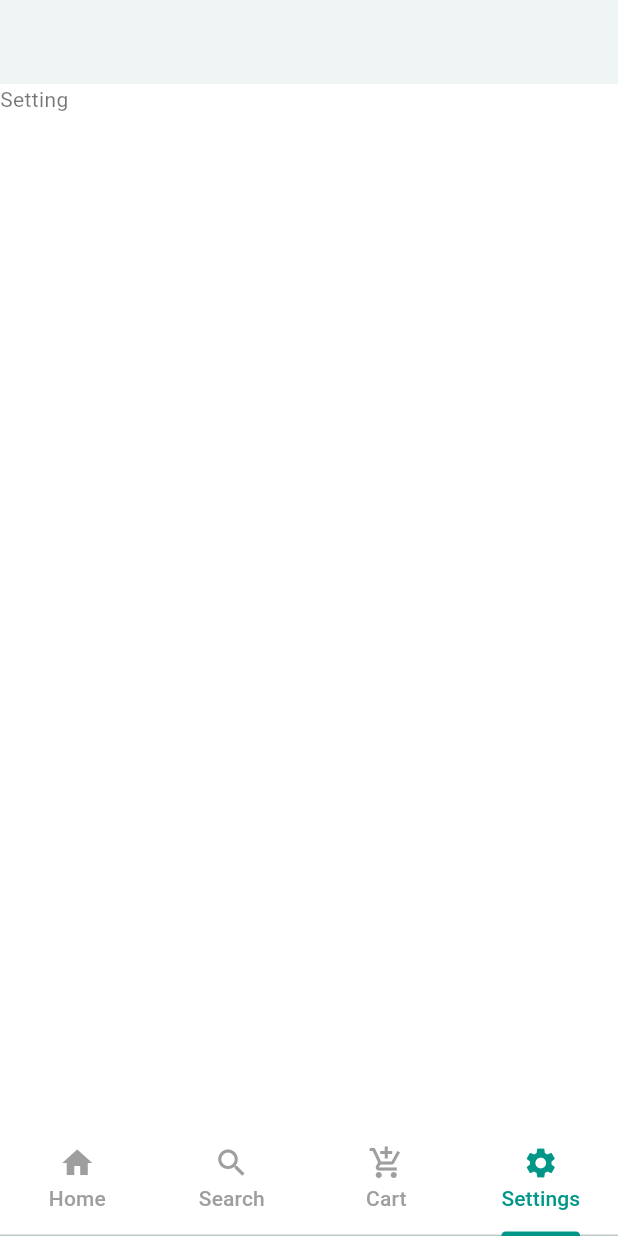
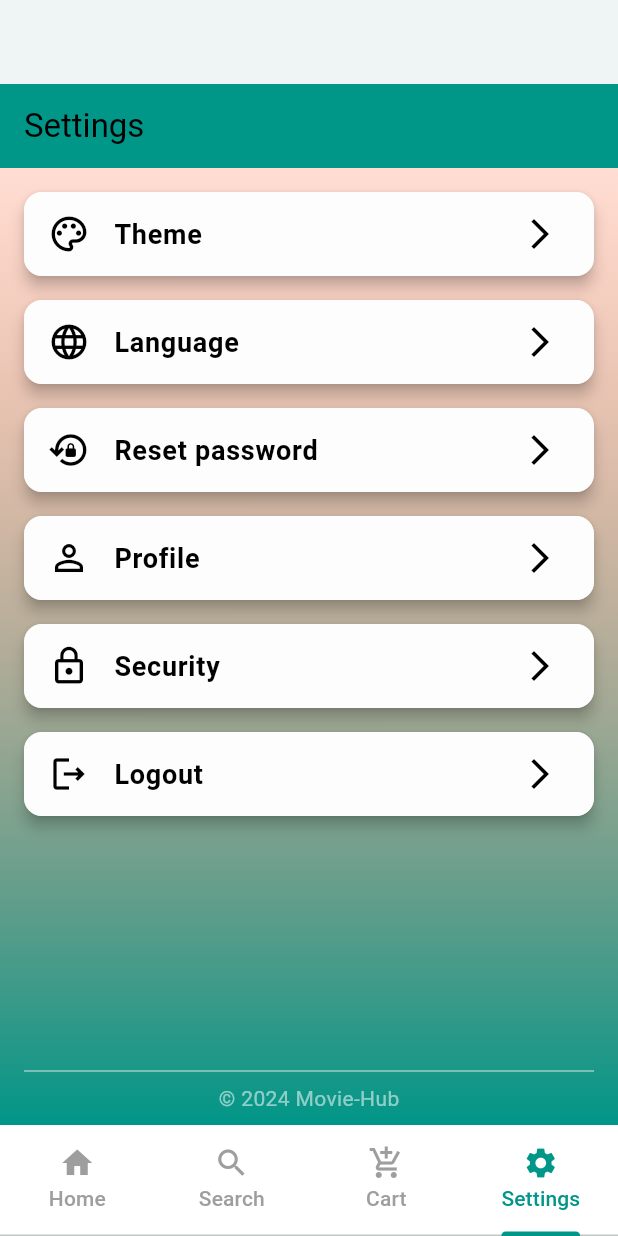
Before and after one commit to sagarthecoder/E-commerce-Flutter, a Flutter app: the CustomTabbedWidget screen opened directly, item 4 of the bottom bar chosen, on a phone screen of 412 x 824 dp. Run offline on Flutter 3.47's test engine with Material 3 defaults, Android fonts, the phone set to English and light mode, and no system bars; our stand-ins replace cached_network_image, dio, firebase_auth, firebase_core, get, google_sign_in and 2 more; missing offline and left inert: flutter_jailbreak_detection; accounts and stored records are empty; generated files the repository leaves out were written again; network calls fail.

Commit message:
Added Reset Password, Theme, Language, Logout in Setting Section

```diff
--- /dev/null
+++ b/lib/modules/Settings/Model/SettingItemEnum.dart
@@ -0,0 +1,46 @@
+import 'package:flutter_gen/gen_l10n/app_localizations.dart';
+
+import '../../../../main.dart';
+
+enum SettingItem { profile, security, theme, language, resetPassword, logout }
+
+extension SettingItemExtension on SettingItem {
+  String getTitle() {
+    final context = navigatorKey.currentState?.overlay?.context;
+    if (context == null) {
+      return fallBackTitle();
+    }
+    switch (this) {
+      case SettingItem.profile:
+        return AppLocalizations.of(context)?.profile ?? "Profile";
+      case SettingItem.security:
+        return AppLocalizations.of(context)?.security ?? "Security";
+      case SettingItem.theme:
+        return AppLocalizations.of(context)?.theme ?? "Theme";
+      case SettingItem.language:
+        return AppLocalizations.of(context)?.language ?? "Language";
+      case SettingItem.resetPassword:
+        return AppLocalizations.of(context)?.reset_password_text ??
+            "Reset Password";
+      case SettingItem.logout:
+        return AppLocalizations.of(context)?.logout_text ?? "Logout";
+    }
+  }
+
+  String fallBackTitle() {
+    switch (this) {
+      case SettingItem.profile:
+        return "Profile";
+      case SettingItem.security:
+        return "Security";
+      case SettingItem.theme:
+        return "Theme";
+      case SettingItem.language:
+        return "Language";
+      case SettingItem.resetPassword:
+        return "Reset password";
+      case SettingItem.logout:
+        return "Logout";
+    }
+  }
+}
--- /dev/null
+++ b/lib/modules/Settings/Views/SettingScreen.dart
@@ -0,0 +1,141 @@
+import 'package:flutter/material.dart';
+import 'package:flutter_ecommerce/modules/ui-sections/oauth/ResetPassword/Views/ResetPasswordScreen.dart';
+import 'package:flutter_ecommerce/modules/ui-sections/oauth/login/viewModel/auth-controller.dart';
+import 'package:flutter_ecommerce/modules/ui-sections/oauth/login/views/login-screen.dart';
+import 'package:get/get.dart';
+import 'package:flutter_gen/gen_l10n/app_localizations.dart';
+
+import '../../Theme/views/ThemeSelectionScreen.dart';
+import '../../ui-sections/Preferences/Language/Views/LanguageView.dart';
+import '../Model/SettingItemEnum.dart';
+
+class SettingScreen extends StatelessWidget {
+  final _authController = Get.put(AuthController());
+
+  SettingScreen({super.key}) {
+    _authController.isLoading.value = false;
+    _authController.errorText.value = "";
+  }
+
+  @override
+  Widget build(BuildContext context) {
+    return Scaffold(
+      appBar: AppBar(
+        title: Text(AppLocalizations.of(context)!.settings_tab_text),
+        backgroundColor: Theme.of(context).colorScheme.primary,
+        automaticallyImplyLeading: false,
+        elevation: 0,
+      ),
+      body: Stack(
+        children: [
+          _buildContent(context),
+          _showLoaderIfNeeded(),
+        ],
+      ),
+    );
+  }
+
+  Widget _showLoaderIfNeeded() {
+    return Obx(() {
+      return _authController.isLoading.value
+          ? const Center(child: CircularProgressIndicator())
+          : Container();
+    });
+  }
+
+  Widget _buildContent(BuildContext context) {
+    return Container(
+      padding: const EdgeInsets.symmetric(horizontal: 16, vertical: 8),
+      decoration: BoxDecoration(
+        gradient: LinearGradient(
+          colors: [
+            Theme.of(context).colorScheme.secondary.withOpacity(0.2),
+            Theme.of(context).colorScheme.primary,
+          ],
+          begin: Alignment.topCenter,
+          end: Alignment.bottomCenter,
+        ),
+      ),
+      child: Column(
+        children: [
+          _buildSettingItem(
+              context, SettingItem.theme, Icons.color_lens_outlined),
+          _buildSettingItem(context, SettingItem.language, Icons.language),
+          _buildSettingItem(
+              context, SettingItem.resetPassword, Icons.lock_reset_outlined),
+          _buildSettingItem(context, SettingItem.profile, Icons.person_outline),
+          _buildSettingItem(context, SettingItem.security, Icons.lock_outline),
+          _buildSettingItem(context, SettingItem.logout, Icons.logout_outlined),
+          const Spacer(),
+          _buildFooter(),
+        ],
+      ),
+    );
+  }
+
+  Widget _buildSettingItem(
+      BuildContext context, SettingItem item, IconData icon) {
+    return Card(
+      margin: const EdgeInsets.symmetric(vertical: 8),
+      shape: RoundedRectangleBorder(borderRadius: BorderRadius.circular(12)),
+      elevation: 4,
+      shadowColor: Theme.of(context).shadowColor,
+      child: ListTile(
+        leading: Icon(icon,
+            color: Theme.of(context).colorScheme.onSurface, size: 28),
+        title: Text(
+          item.getTitle(),
+          style: TextStyle(
+            color: Theme.of(context).colorScheme.onSurface,
+            fontWeight: FontWeight.w600,
+            fontSize: 18,
+          ),
+        ),
+        trailing: Icon(
+          Icons.arrow_forward_ios,
+          color: Theme.of(context).colorScheme.onSurface,
+        ),
+        tileColor: Theme.of(context).colorScheme.surface.withOpacity(0.8),
+        shape: RoundedRectangleBorder(borderRadius: BorderRadius.circular(12)),
+        onTap: () {
+          _handleItemTap(context, item);
+        },
+      ),
+    );
+  }
+
+  Widget _buildFooter() {
+    return const Column(
+      children: [
+        Divider(color: Colors.white54),
+        Text(
+          '© 2024 Movie-Hub',
+          style: TextStyle(color: Colors.white54, fontSize: 14),
+        ),
+      ],
+    );
+  }
+
+  void _handleItemTap(BuildContext context, SettingItem item) async {
+    switch (item) {
+      case SettingItem.resetPassword:
+        Get.to(() => ResetPasswordScreen());
+        break;
+      case SettingItem.language:
+        Get.to(() => LanguageView());
+      case SettingItem.logout:
+        bool isSuccess = await _authController.logout();
+        if (isSuccess) {
+          gotoRoot();
+        }
+      case SettingItem.theme:
+        Get.to(() => ThemeSelectionScreen());
+      default:
+        break;
+    }
+  }
+
+  void gotoRoot() async {
+    Future.microtask(() => Get.offAll(() => LoginScreen()));
+  }
+}
--- a/lib/modules/ui-sections/custom-tab-bar/custom-tab-widgets.dart
+++ b/lib/modules/ui-sections/custom-tab-bar/custom-tab-widgets.dart
@@ -1,4 +1,5 @@
 import 'package:flutter/material.dart';
+import 'package:flutter_ecommerce/modules/Settings/Views/SettingScreen.dart';
 import 'package:flutter_ecommerce/modules/ui-sections/custom-tab-bar/custom-tab-controller.dart';
 import 'package:flutter_ecommerce/modules/ui-sections/dashboard/product/views/cart/cart-screen.dart';
 import 'package:flutter_ecommerce/modules/ui-sections/dashboard/product/views/search/SearchScreen.dart';
@@ -27,7 +28,7 @@ class CustomTabbedWidget extends StatelessWidget {
           DashboardScreen(),
           SearchScreen(),
           CartScreen(),
-          Text("Setting"),
+          SettingScreen(),
         ],
       ),
     );
--- a/lib/modules/ui-sections/oauth/login/viewModel/auth-controller.dart
+++ b/lib/modules/ui-sections/oauth/login/viewModel/auth-controller.dart
@@ -28,6 +28,11 @@ class AuthController extends GetxController {
   bool get isValidEmailPass =>
       validateEmail(email.value) == null &&
       validatePassword(password.value) == null;
+
+  bool get isValidPassConfirmPass =>
+      validatePassword(password.value) == null &&
+      validatePassword(confirmPassword.value) == null &&
+      password.value == confirmPassword.value;
 
   bool get isValidEmailPassConfirmPass =>
       validateEmail(email.value) == null &&
@@ -116,4 +121,32 @@ class AuthController extends GetxController {
     isLoading.value = false;
     return false;
   }
+
+  Future<bool> updatePassword(String pass) async {
+    isLoading.value = true;
+    errorText.value = "";
+    try {
+      await AuthService.shared.updatePassword(pass);
+      isLoading.value = false;
+      return true;
+    } catch (err) {
+      errorText.value = err.toString();
+      print("Error Updating password = ${err.toString()}");
+    }
+    return false;
+  }
+
+  Future<bool> logout() async {
+    isLoading.value = true;
+    errorText.value = "";
+    try {
+      await AuthService.shared.logout();
+      isLoading.value = false;
+      return true;
+    } catch (err) {
+      print("Error to logout = ${err.toString()}");
+      errorText.value = err.toString();
+    }
+    return false;
+  }
 }
```
Also changed, not shown: lib/modules/ui-sections/oauth/ResetPassword/State/ResetPasswordController.dart (added, +62 -0 lines), lib/modules/ui-sections/oauth/ResetPassword/Views/ResetPasswordScreen.dart (added, +272 -0 lines).
